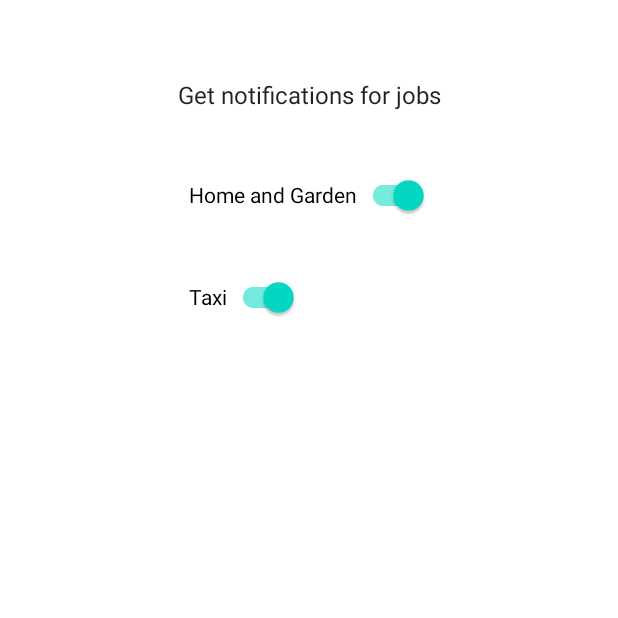
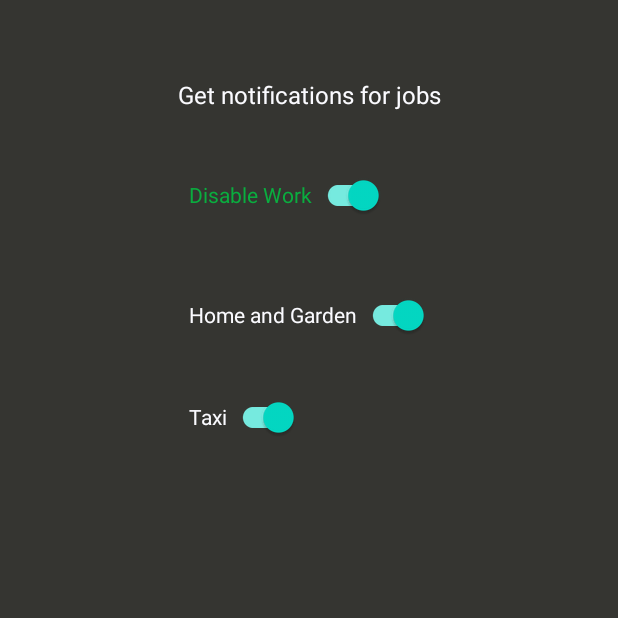
Before and after one commit to Reno-Codes/Renn, an Android app: the ProfileActivity screen opened directly, with no data from a screen before it, on a phone screen of 412 x 824 dp, the top half of it. Run offline under Robolectric (Android 15) with nearby library versions, the phone set to English and light mode, and no system bars; our stand-ins replace Firebase (no records; nobody signed in at launch, a user with empty details on screens opened directly).

Commit message:
Added main work switch, reorganized categories in code(User)/db

```diff
--- a/app/src/main/java/com/example/renn/ProfileActivity.kt
+++ b/app/src/main/java/com/example/renn/ProfileActivity.kt
@@ -1,8 +1,11 @@
 package com.example.renn
 
+import android.annotation.SuppressLint
+import android.graphics.Color
 import androidx.appcompat.app.AppCompatActivity
 import android.os.Bundle
 import android.util.Log
+import android.view.View
 import com.google.android.material.switchmaterial.SwitchMaterial
 import com.google.firebase.auth.FirebaseAuth
 import com.google.firebase.database.DatabaseReference
@@ -10,12 +13,14 @@ import com.google.firebase.database.FirebaseDatabase
 
 class ProfileActivity : AppCompatActivity() {
     //private lateinit var binding: ActivityProfileBinding
-    private lateinit var auth: FirebaseAuth
+    //private lateinit var auth: FirebaseAuth
     private lateinit var database: DatabaseReference
 
     private lateinit var homeSwitch: SwitchMaterial
     private lateinit var taxiSwitch: SwitchMaterial
+    private lateinit var workSwitch: SwitchMaterial
 
+    @SuppressLint("SetTextI18n")
     override fun onCreate(savedInstanceState: Bundle?) {
         super.onCreate(savedInstanceState)
         //setContentView(binding.root)
@@ -23,16 +28,51 @@ class ProfileActivity : AppCompatActivity() {
 
         homeSwitch = findViewById(R.id.switchHome)
         taxiSwitch = findViewById(R.id.switchTaxi)
+        workSwitch = findViewById(R.id.switchWork)
 
         database = FirebaseDatabase.getInstance().getReference("Users")
         val userid= FirebaseAuth.getInstance().currentUser!!.uid
         //val userEmail= FirebaseAuth.getInstance().currentUser!!.email
+        checkCategories(userid)
 
+        // Enable/Disable work switch
+        workSwitch.setOnCheckedChangeListener { _, _ ->
+            if (workSwitch.isChecked) {
+                // Enable Work for user in Database
+                database.child(userid).child("workEnabled").setValue(true).addOnSuccessListener {
+                    Log.d("workEnabled", "workEnabled: workEnabled = true")
+                }.addOnFailureListener {
+                    Log.d("workEnabled", "workEnabled: Can't enable work")
+                }
 
+                workSwitch.text = "Disable Work"
+                workSwitch.setTextColor(Color.parseColor("#0aad3f"))
+                homeSwitch.visibility = View.VISIBLE
+                taxiSwitch.visibility = View.VISIBLE
+                checkCategories(userid)
+            }
+            else{
+                // Disable Work for user in Database
+                database.child(userid).child("workEnabled").setValue(false).addOnSuccessListener {
+                    Log.d("workEnabled", "workEnabled: workEnabled = false")
+                }.addOnFailureListener {
+                    Log.d("workEnabled", "workEnabled: Can't disable work")
+                }
 
+                workSwitch.text = "Enable Work"
+                workSwitch.setTextColor(Color.parseColor("#FBFBFF"))
+                homeSwitch.visibility = View.INVISIBLE
+                taxiSwitch.visibility = View.INVISIBLE
+                database.child(userid).child("Categories").child("homeCat").setValue("OFF")
+                database.child(userid).child("Categories").child("taxiCat").setValue("OFF")
+                checkCategories(userid)
+            }
+        }
+
+        // Home Category switch
         homeSwitch.setOnCheckedChangeListener { _, _ ->
             if (homeSwitch.isChecked) {
-                database.child(userid).child("homeCat").setValue("ON").addOnSuccessListener {
+                database.child(userid).child("Categories").child("homeCat").setValue("ON").addOnSuccessListener {
                     Log.d("UpdateHomeCat", "updateHomeCat: homeCat = ON!")
                     database.child("HomeCategory").child(userid).setValue(userid)
                 }.addOnFailureListener {
@@ -40,7 +80,7 @@ class ProfileActivity : AppCompatActivity() {
                 }
             }
             else{
-                database.child(userid).child("homeCat").setValue("OFF").addOnSuccessListener {
+                database.child(userid).child("Categories").child("homeCat").setValue("OFF").addOnSuccessListener {
                     Log.d("UpdateHomeCat", "updateHomeCat: homeCat = OFF!")
                     database.child("HomeCategory").child(userid).setValue(null)
                 }.addOnFailureListener {
@@ -52,7 +92,7 @@ class ProfileActivity : AppCompatActivity() {
 
         taxiSwitch.setOnCheckedChangeListener { _, _ ->
             if (taxiSwitch.isChecked) {
-                database.child(userid).child("taxiCat").setValue("ON").addOnSuccessListener {
+                database.child(userid).child("Categories").child("taxiCat").setValue("ON").addOnSuccessListener {
                     Log.d("UpdatetaxiCat", "updatetaxiCat: taxiCat = ON!")
                     database.child("TaxiCategory").child(userid).setValue(userid)
                 }.addOnFailureListener {
@@ -60,7 +100,7 @@ class ProfileActivity : AppCompatActivity() {
                 }
             }
             else{
-                database.child(userid).child("taxiCat").setValue("OFF").addOnSuccessListener {
+                database.child(userid).child("Categories").child("taxiCat").setValue("OFF").addOnSuccessListener {
                     Log.d("UpdatetaxiCat", "updatetaxiCat: taxiCat = OFF!")
                     database.child("TaxiCategory").child(userid).setValue(null)
                 }.addOnFailureListener {
@@ -69,14 +109,27 @@ class ProfileActivity : AppCompatActivity() {
             }
         }
 
+    }
 
+    private fun checkCategories(userid: String){
         val uidRef = database.child(userid)
         uidRef.get().addOnCompleteListener { task ->
             if (task.isSuccessful) {
                 val snapshot = task.result
-                val homeCat = snapshot.child("homeCat").getValue(String::class.java)
-                val taxiCat = snapshot.child("taxiCat").getValue(String::class.java)
+                val workStatus = snapshot.child("workEnabled").getValue(Boolean::class.java)
+                val homeCat = snapshot.child("Categories").child("homeCat").getValue(String::class.java)
+                val taxiCat = snapshot.child("Categories").child("taxiCat").getValue(String::class.java)
 
+                // Get work status
+                @Suppress("RedundantIf")
+                if (workStatus == false){
+                    workSwitch.isChecked = false
+                }
+                else{
+                    workSwitch.isChecked = true
+                }
+
+                // Get home category status
                 @Suppress("RedundantIf")
                 if (homeCat == "OFF"){
                     homeSwitch.isChecked = false
@@ -84,6 +137,8 @@ class ProfileActivity : AppCompatActivity() {
                 else{
                     homeSwitch.isChecked = true
                 }
+
+                // Get taxi category status
                 @Suppress("RedundantIf")
                 if (taxiCat == "OFF"){
                     taxiSwitch.isChecked = false
--- a/app/src/main/java/com/example/renn/SignupActivity.kt
+++ b/app/src/main/java/com/example/renn/SignupActivity.kt
@@ -12,7 +12,6 @@ import com.google.firebase.auth.FirebaseAuth
 import com.google.firebase.auth.ktx.auth
 import com.google.firebase.database.DatabaseReference
 import com.google.firebase.database.FirebaseDatabase
-import com.google.firebase.database.ktx.database
 import com.google.firebase.ktx.Firebase
 import java.util.regex.Pattern
 
@@ -100,9 +99,11 @@ class SignupActivity : AppCompatActivity() {
                 Toast.makeText(this, "Successfully signed Up", Toast.LENGTH_SHORT).show()
                 database = FirebaseDatabase.getInstance().getReference("Users")
                 val userid= FirebaseAuth.getInstance().currentUser!!.uid
-                val user = User(email, userid, "OFF", "OFF", "off")
+                val user = User(email, userid, true)
+                val userCategories = Categories("OFF", "OFF") // TODO( Make categories Boolean instead of ON/OFF string )
                 database.child(userid).setValue(user).addOnSuccessListener {
                     Log.d("PushEmailToDB", "signUpUser: Saved to database!")
+                    database.child(userid).child("Categories").setValue(userCategories)
                 }.addOnFailureListener {
                     Log.d("PushEmailToDB", "signUpUser: Failed saving to database.")
                 }
--- a/app/src/main/res/layout/activity_profile.xml
+++ b/app/src/main/res/layout/activity_profile.xml
@@ -7,6 +7,7 @@
     android:orientation="vertical"
     android:padding="20dp"
     android:layout_gravity="center"
+    android:background="#353531"
     tools:context=".ProfileActivity">
 
 
@@ -15,12 +16,24 @@
         android:layout_width="wrap_content"
         android:layout_height="wrap_content"
         android:layout_marginTop="32dp"
-        android:text="Get notifications for jobs"
+        android:text="@string/get_notifications_for_jobs"
         android:textAppearance="@style/TextAppearance.AppCompat.Body1"
+        android:textColor="#FBFBFF"
         android:textSize="16sp"
         app:layout_constraintEnd_toEndOf="parent"
         app:layout_constraintStart_toStartOf="parent"
         app:layout_constraintTop_toTopOf="parent" />
+
+    <com.google.android.material.switchmaterial.SwitchMaterial
+        android:id="@+id/switchWork"
+        android:layout_width="wrap_content"
+        android:layout_height="wrap_content"
+        android:layout_marginTop="32dp"
+        android:minHeight="48dp"
+        android:text="@string/enable_work"
+        android:textColor="#FBFBFF"
+        app:layout_constraintStart_toStartOf="@id/switchHome"
+        app:layout_constraintTop_toBottomOf="@+id/textView" />
 
     <com.google.android.material.switchmaterial.SwitchMaterial
         android:id="@+id/switchHome"
@@ -28,10 +41,12 @@
         android:layout_height="wrap_content"
         android:layout_marginTop="32dp"
         android:minHeight="48dp"
-        android:text="Home and Garden"
+        android:text="@string/home_and_garden"
+        android:textColor="#FBFBFF"
         app:layout_constraintEnd_toEndOf="parent"
         app:layout_constraintStart_toStartOf="parent"
-        app:layout_constraintTop_toBottomOf="@+id/textView" />
+        app:layout_constraintTop_toBottomOf="@+id/switchWork"
+        android:visibility="invisible"/>
 
     <com.google.android.material.switchmaterial.SwitchMaterial
         android:id="@+id/switchTaxi"
@@ -39,7 +54,9 @@
         android:layout_height="wrap_content"
         android:layout_marginTop="20dp"
         android:minHeight="48dp"
-        android:text="Taxi"
+        android:text="@string/taxi"
+        android:textColor="#FBFBFF"
         app:layout_constraintStart_toStartOf="@+id/switchHome"
-        app:layout_constraintTop_toBottomOf="@+id/switchHome" />
+        app:layout_constraintTop_toBottomOf="@+id/switchHome"
+        android:visibility="invisible"/>
 </androidx.constraintlayout.widget.ConstraintLayout>
--- a/app/src/main/res/values/strings.xml
+++ b/app/src/main/res/values/strings.xml
@@ -1,3 +1,11 @@
 <resources>
     <string name="app_name">Renn</string>
+    <string name="login">Login</string>
+    <string name="password">Password</string>
+    <string name="don_t_have_an_account_create_one">Don\'t have an account? Create one</string>
+    <string name="email">Email</string>
+    <string name="home_and_garden">Home and Garden</string>
+    <string name="get_notifications_for_jobs">Get notifications for jobs</string>
+    <string name="taxi">Taxi</string>
+    <string name="enable_work">Enable Work</string>
 </resources>
```
Also changed, not shown: app/src/main/java/com/example/renn/User.kt (+5 -2 lines), app/src/main/res/layout/activity_login.xml (+6 -5 lines).
